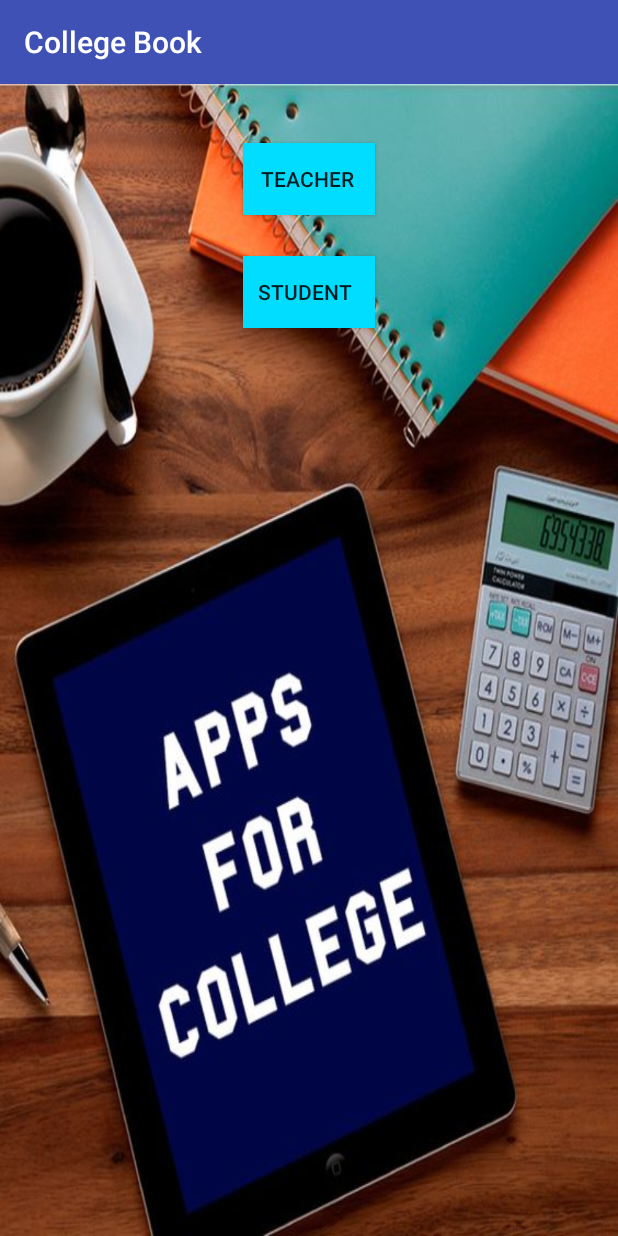
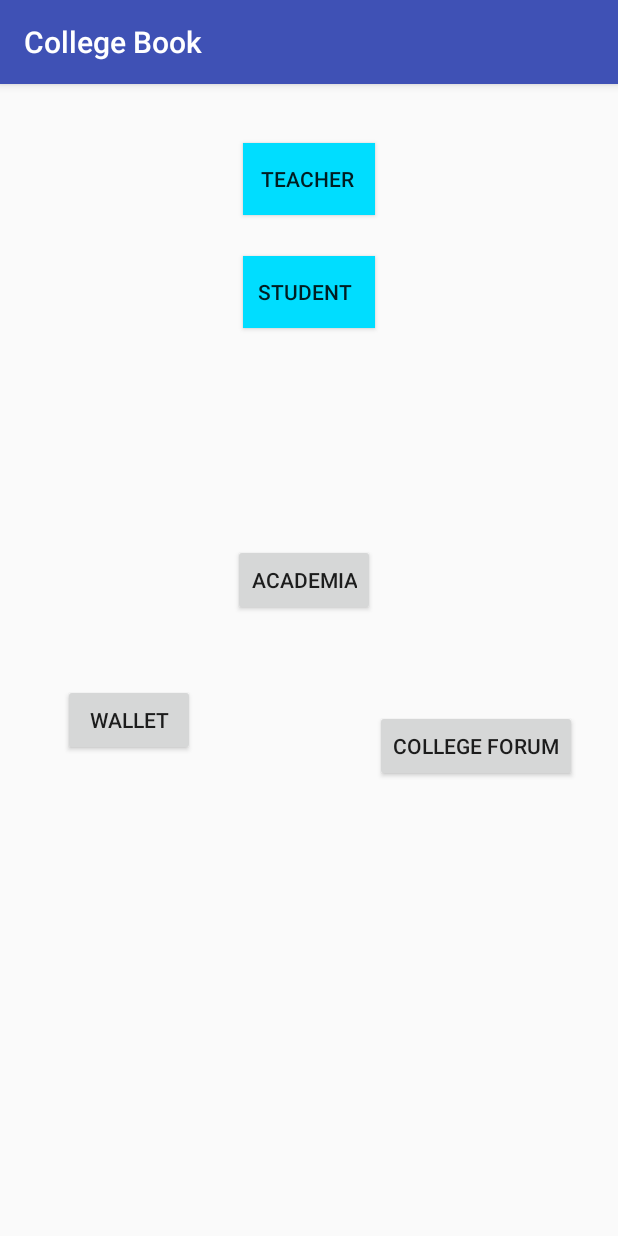
Before and after one commit to vrkarthik14/MyApplication, an Android app: the screen it shows after launch (MainActivity), on a phone screen of 412 x 824 dp. Run offline under Robolectric (Android 15) with nearby library versions, the phone set to English and light mode, and no system bars; our stand-ins replace Firebase (no records; nobody signed in at launch, a user with empty details on screens opened directly).

Commit message:
Final Project

```diff
--- a/app/src/main/java/com/example/codex_pc/myapplication/StudentActivity.java
+++ b/app/src/main/java/com/example/codex_pc/myapplication/StudentActivity.java
@@ -63,7 +63,6 @@ public class StudentActivity extends AppCompatActivity
         tabLayout.setupWithViewPager(mViewPager);
         //username.setText("Karthik");
         //Log.i("iseg",username.getText().toString());
-
 
 
     }
--- a/app/src/main/java/com/example/codex_pc/myapplication/StudentPost1.java
+++ b/app/src/main/java/com/example/codex_pc/myapplication/StudentPost1.java
@@ -47,8 +47,6 @@ public class StudentPost1 extends android.support.v4.app.Fragment {
 
             }
         });
-
-
         myRefernceMarker = FirebaseDatabase.getInstance().getReference().child("Posts");
 
         return rootview;
--- a/app/src/main/res/layout/activity_main.xml
+++ b/app/src/main/res/layout/activity_main.xml
@@ -4,7 +4,6 @@
     xmlns:tools="http://schemas.android.com/tools"
     android:layout_width="match_parent"
     android:layout_height="match_parent"
-    android:background="@drawable/appforcollege"
     tools:context="com.example.codex_pc.myapplication.MainActivity">
 
     <Button
@@ -27,4 +26,32 @@
         android:background="@android:color/holo_blue_bright"
         android:text="student  " />
 
+    <Button
+        android:id="@+id/button3"
+        android:layout_width="wrap_content"
+        android:layout_height="wrap_content"
+        android:layout_alignEnd="@+id/studentbtn"
+        android:layout_below="@+id/studentbtn"
+        android:layout_marginTop="144dp"
+        android:text="academia" />
+
+    <Button
+        android:id="@+id/button4"
+        android:layout_width="wrap_content"
+        android:layout_height="wrap_content"
+        android:layout_below="@+id/button3"
+        android:layout_marginEnd="25dp"
+        android:layout_marginTop="45dp"
+        android:layout_toStartOf="@+id/button3"
+        android:text="wallet" />
+
+    <Button
+        android:id="@+id/button5"
+        android:layout_width="wrap_content"
+        android:layout_height="wrap_content"
+        android:layout_alignTop="@+id/button4"
+        android:layout_marginTop="17dp"
+        android:layout_toEndOf="@+id/button3"
+        android:text="college forum" />
+
 </RelativeLayout>
```
